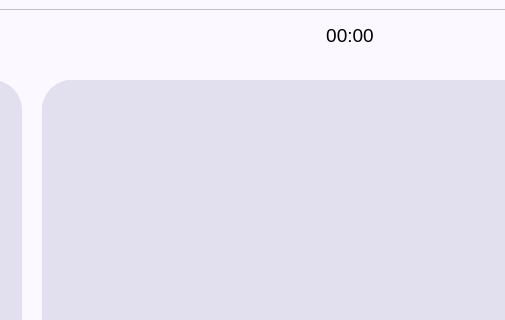
This is python/programacion 3/Proyecto 2/reproductor_de_musica_ui.ui in AndHak/Universidad-Semestre3 as Qt 5 draws it before an edit; both pictures show x 287 to 792 and y 0 to 320 of the 1254 by 825 pixel window. The edited form follows.
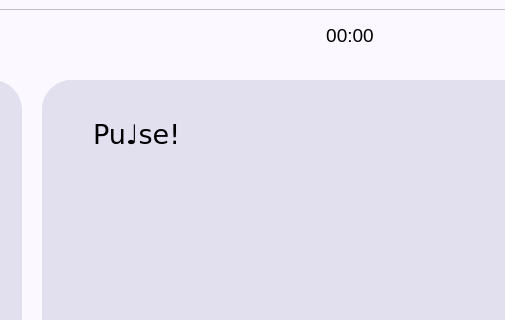
This is the edited form. The open tabs and pages were chosen to show the change. Icons and pictures are not drawn.

Commit message: p2 casi final

Patch:
```diff
--- a/python/programacion 3/Proyecto 2/reproductor_de_musica_ui.ui
+++ b/python/programacion 3/Proyecto 2/reproductor_de_musica_ui.ui
@@ -1807,6 +1807,120 @@
                   <property name="bottomMargin">
                    <number>20</number>
                   </property>
+                  <item row="0" column="0">
+                   <widget class="QWidget" name="widget_ejemplo_3" native="true">
+                    <property name="sizePolicy">
+                     <sizepolicy hsizetype="Minimum" vsizetype="Minimum">
+                      <horstretch>0</horstretch>
+                      <verstretch>0</verstretch>
+                     </sizepolicy>
+                    </property>
+                    <property name="styleSheet">
+                     <string notr="true">QWidget {
+background-color: rgb(226, 224, 239);
+border-radius: 30px;
+}
+</string>
+                    </property>
+                    <layout class="QGridLayout" name="gridLayout_35">
+                     <item row="3" column="2">
+                      <spacer name="verticalSpacer_22">
+                       <property name="orientation">
+                        <enum>Qt::Vertical</enum>
+                       </property>
+                       <property name="sizeType">
+                        <enum>QSizePolicy::Minimum</enum>
+                       </property>
+                       <property name="sizeHint" stdset="0">
+                        <size>
+                         <width>20</width>
+                         <height>50</height>
+                        </size>
+                       </property>
+                      </spacer>
+                     </item>
+                     <item row="0" column="0" colspan="2">
+                      <layout class="QHBoxLayout" name="horizontalLayout_10">
+                       <item>
+                        <widget class="QLabel" name="label_17">
+                         <property name="sizePolicy">
+                          <sizepolicy hsizetype="Minimum" vsizetype="Preferred">
+                           <horstretch>0</horstretch>
+                           <verstretch>0</verstretch>
+                          </sizepolicy>
+                         </property>
+                         <property name="text">
+                          <string/>
+                         </property>
+                         <property name="pixmap">
+                          <pixmap resource="recurses.qrc">:/icons/icons/icons8-music-100.png</pixmap>
+                         </property>
+                        </widget>
+                       </item>
+                       <item>
+                        <widget class="QLabel" name="label_pulse_4">
+                         <property name="sizePolicy">
+                          <sizepolicy hsizetype="MinimumExpanding" vsizetype="Preferred">
+                           <horstretch>0</horstretch>
+                           <verstretch>0</verstretch>
+                          </sizepolicy>
+                         </property>
+                         <property name="font">
+                          <font>
+                           <family>Verdana</family>
+                           <pointsize>20</pointsize>
+                           <bold>false</bold>
+                          </font>
+                         </property>
+                         <property name="text">
+                          <string>Pu♩se!</string>
+                         </property>
+                        </widget>
+                       </item>
+                      </layout>
+                     </item>
+                     <item row="2" column="0" colspan="3">
+                      <widget class="QFrame" name="frame_visualizador_original">
+                       <property name="sizePolicy">
+                        <sizepolicy hsizetype="Expanding" vsizetype="Expanding">
+                         <horstretch>0</horstretch>
+                         <verstretch>0</verstretch>
+                        </sizepolicy>
+                       </property>
+                       <property name="minimumSize">
+                        <size>
+                         <width>400</width>
+                         <height>200</height>
+                        </size>
+                       </property>
+                       <property name="frameShape">
+                        <enum>QFrame::StyledPanel</enum>
+                       </property>
+                       <property name="frameShadow">
+                        <enum>QFrame::Raised</enum>
+                       </property>
+                       <layout class="QGridLayout" name="gridLayout_36"/>
+                      </widget>
+                     </item>
+                     <item row="1" column="1">
+                      <spacer name="verticalSpacer_21">
+                       <property name="orientation">
+                        <enum>Qt::Vertical</enum>
+                       </property>
+                       <property name="sizeType">
+                        <enum>QSizePolicy::Minimum</enum>
+                       </property>
+                       <property name="sizeHint" stdset="0">
+                        <size>
+                         <width>20</width>
+                         <height>50</height>
+                        </size>
+                       </property>
+                      </spacer>
+                     </item>
+                    </layout>
+                   </widget>
+                  </item>
                  </layout>
                 </widget>
                </item>
```
Left out of the diff: 270 changed lines with no effect on the pictures. The commit also changes 1 other file.
